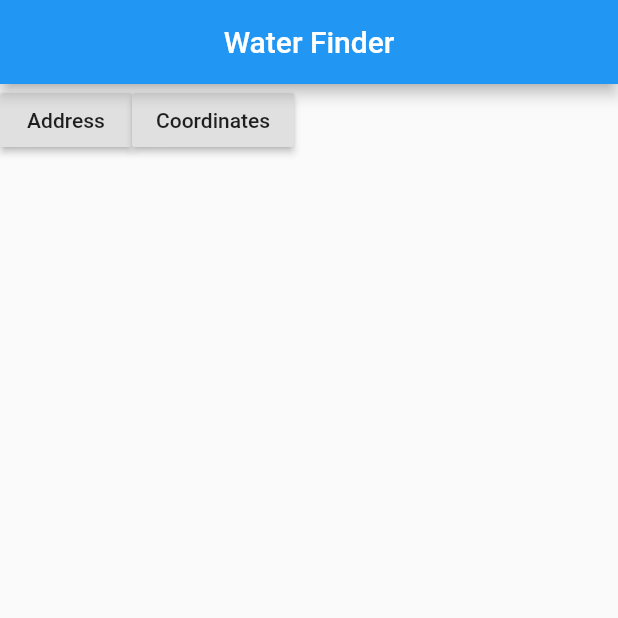
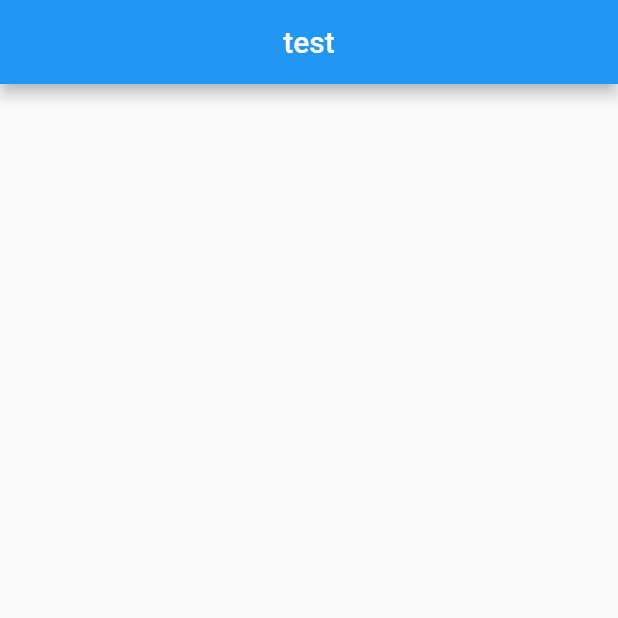
Before and after one commit to ImpossibleCodes/Hack3-2022, a Flutter app: the screen it shows after launch, after a tap on "Coordinates", on a phone screen of 412 x 824 dp, the top half of it. Run offline on Flutter 3.47's test engine with Material 2 defaults, Android fonts, the phone set to English and light mode, and no system bars.

Commit message:
updated UI and seems to be working

```diff
--- a/lib/main.dart
+++ b/lib/main.dart
@@ -1,7 +1,11 @@
 import 'package:flutter/material.dart';
 
 void main() {
-  runApp(const MyApp());
+  runApp(
+    const MaterialApp(
+      home: MyApp(),
+    ),
+  );
 }
 
 class MyApp extends StatelessWidget {
@@ -19,28 +23,67 @@ class MyApp extends StatelessWidget {
             textAlign: TextAlign.center,
           ),
         ),
-        body: Row(
-          children: [
-            RaisedButton(
+        body: Container(
+          width: double.infinity,
+          margin: EdgeInsets.all(30),
+          child: Column(
+            children: <Widget>[
+              Padding(
+                padding: const EdgeInsets.all(200),
+              ),
+              TextField(
+                decoration: InputDecoration(
+                  border: OutlineInputBorder(),
+                  hintText: 'Enter a search term',
+                ),
+              ),
+              Padding(
+                padding: const EdgeInsets.all(25),
+              ),
+              Row(
+                mainAxisAlignment: MainAxisAlignment.center,
+                children: <Widget>[
+                  ElevatedButton(
                       child: Text('Address'),
                       onPressed: () {
                         Navigator.push(
                           context,
-                    MaterialPageRoute(builder: (context) => const FirstRoute()),
+                          MaterialPageRoute(
+                              builder: (context) => const FirstRoute()),
                         );
                       }),
-            RaisedButton(
+                  ElevatedButton(
                     child: Text('Coordinates'),
                     onPressed: () {
                       Navigator.push(
                         context,
-                  MaterialPageRoute(builder: (context) => const SecondRoute()),
+                        MaterialPageRoute(
+                            builder: (context) => const FirstRoute()),
                       );
                     },
                   ),
                 ],
               ),
+            ],
+          ),
+        ),
       ),
     );
   }
 }
+
+class FirstRoute extends StatelessWidget {
+  const FirstRoute({Key? key}) : super(key: key);
+
+  @override
+  Widget build(BuildContext context) {
+    return MaterialApp(
+      home: Scaffold(
+        appBar: AppBar(
+          centerTitle: true,
+          title: Text('test'),
+        ),
+      ),
+    );
+  }
+}
```
Lines whose indentation alone changed are shown as unchanged.
